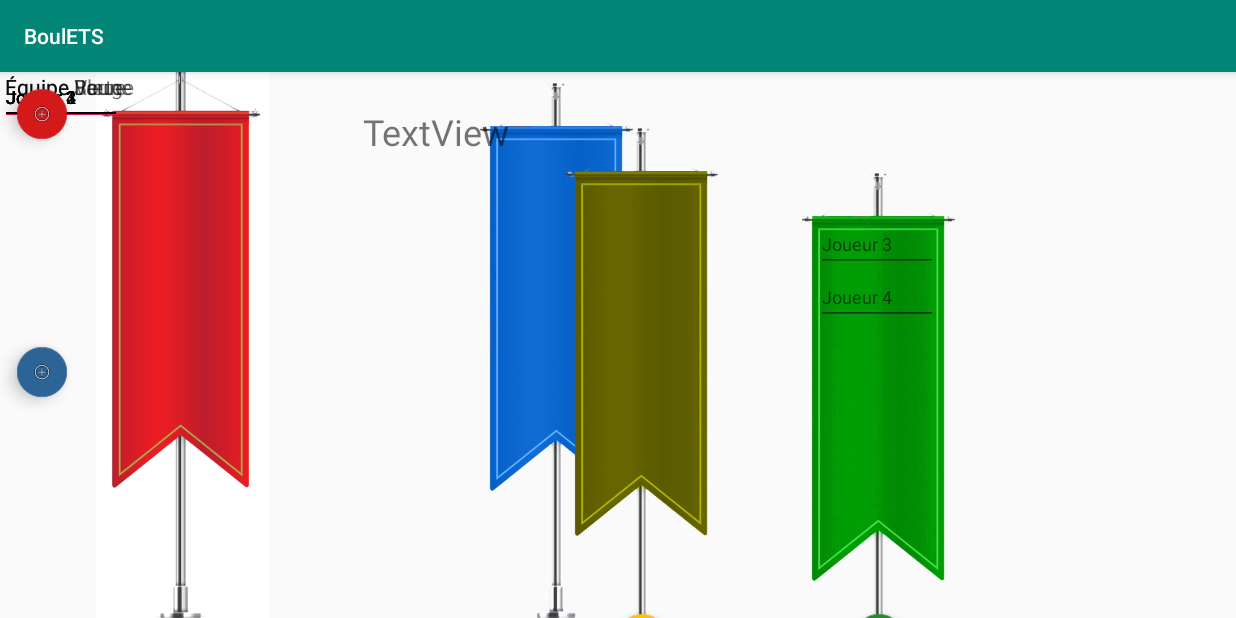
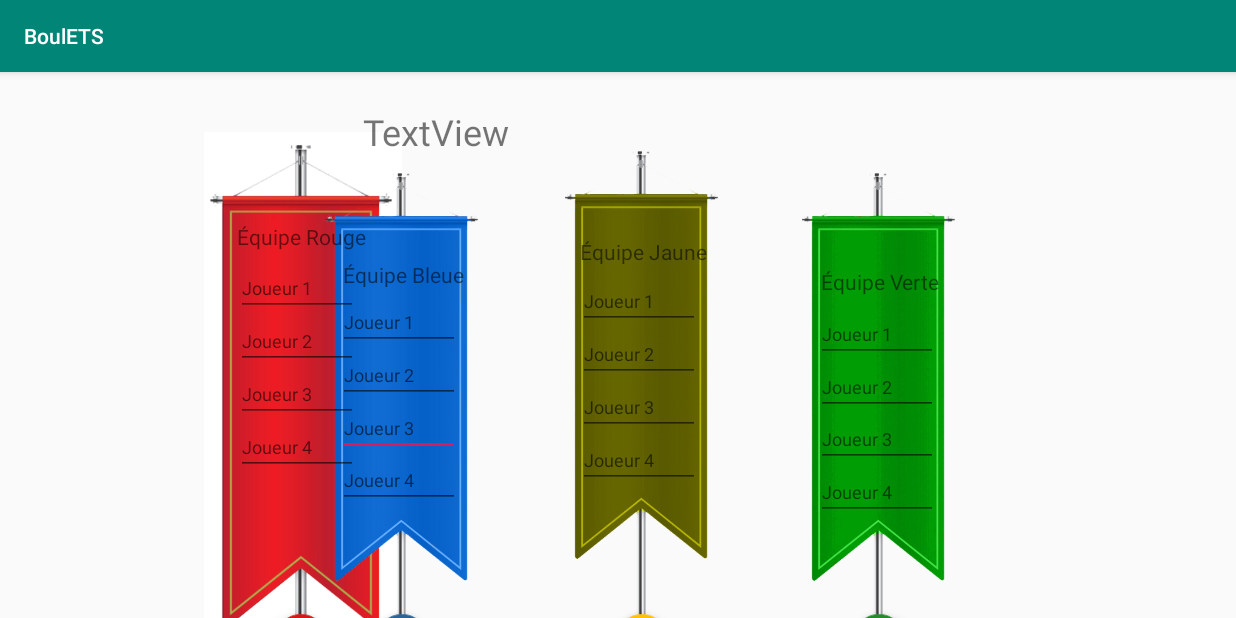
Before and after one commit to Wikst/La_BoulETS, an Android app: the CreationEquipe screen opened directly, with no data from a screen before it, on a phone screen of 824 x 412 dp (held sideways). Run offline under Robolectric (Android 15) with nearby library versions, the phone set to English and light mode, and no system bars.

Commit message:
Création équipe core constraints ok (à peaufiner)
Le tout est relativement fixé. Il faudrait toutefois le corriger complètement (esthétique) vers la fin du développement.

```diff
--- a/BoulETS/app/src/main/res/layout/activity_creation_equipe.xml
+++ b/BoulETS/app/src/main/res/layout/activity_creation_equipe.xml
@@ -16,7 +16,7 @@
         app:layout_constraintTop_toTopOf="parent" />
 
     <com.google.android.material.floatingactionbutton.FloatingActionButton
-        android:id="@+id/addYellow"
+        android:id="@+id/Jaune_Add"
         android:layout_width="wrap_content"
         android:layout_height="wrap_content"
         android:layout_marginStart="400dp"
@@ -31,35 +31,41 @@
         app:srcCompat="@android:drawable/ic_menu_add" />
 
     <ImageView
-        android:id="@+id/imageView"
-        android:layout_width="243dp"
-        android:layout_height="376dp"
+        android:id="@+id/Rouge_banner"
+        android:layout_width="185dp"
+        android:layout_height="431dp"
+        android:layout_marginTop="40dp"
+        android:layout_marginEnd="529dp"
+        android:layout_marginRight="529dp"
         android:layout_weight="1"
-        app:layout_constraintBottom_toBottomOf="parent"
-        app:layout_constraintStart_toStartOf="parent"
+        app:layout_constraintEnd_toEndOf="parent"
+        app:layout_constraintTop_toTopOf="parent"
         app:srcCompat="@drawable/red_banner_2" />
 
     <ImageView
-        android:id="@+id/imageView2"
+        android:id="@+id/Blue_banner"
         android:layout_width="wrap_content"
         android:layout_height="wrap_content"
-        app:layout_constraintStart_toEndOf="@+id/imageView"
-        app:srcCompat="@drawable/blue_banner_2_png"
-        tools:layout_editor_absoluteY="56dp" />
+        android:layout_marginStart="140dp"
+        android:layout_marginLeft="140dp"
+        android:layout_marginTop="60dp"
+        app:layout_constraintStart_toStartOf="@+id/pager"
+        app:layout_constraintTop_toTopOf="parent"
+        app:srcCompat="@drawable/blue_banner_2_png" />
 
     <ImageView
-        android:id="@+id/imageView2"
+        android:id="@+id/Jaune_banner"
         android:layout_width="wrap_content"
         android:layout_height="wrap_content"
         android:layout_marginStart="300dp"
         android:layout_marginLeft="300dp"
-        android:layout_marginTop="30dp"
+        android:layout_marginTop="45dp"
         app:layout_constraintStart_toStartOf="parent"
         app:layout_constraintTop_toTopOf="parent"
         app:srcCompat="@drawable/yellow_banner" />
 
     <ImageView
-        android:id="@+id/imageView2"
+        android:id="@+id/Vert_banner"
         android:layout_width="wrap_content"
         android:layout_height="wrap_content"
         android:layout_marginStart="458dp"
@@ -70,83 +76,104 @@
         app:srcCompat="@drawable/green_banner_2" />
 
     <com.google.android.material.floatingactionbutton.FloatingActionButton
-        android:id="@+id/floatingActionButton2"
+        android:id="@+id/Bleu_Add"
         android:layout_width="wrap_content"
         android:layout_height="wrap_content"
+        android:layout_marginStart="240dp"
+        android:layout_marginLeft="240dp"
+        android:layout_marginTop="350dp"
         android:clickable="true"
         android:scaleX="0.6"
         android:scaleY="0.6"
         app:backgroundTint="#2C6495"
-        app:layout_constraintBottom_toBottomOf="parent"
-        app:layout_constraintTop_toBottomOf="@+id/textInputEditText3"
-        app:srcCompat="@android:drawable/ic_menu_add"
-        tools:layout_editor_absoluteX="250dp" />
+        app:layout_constraintStart_toStartOf="parent"
+        app:layout_constraintTop_toTopOf="parent"
+        app:srcCompat="@android:drawable/ic_menu_add" />
 
 
     <com.google.android.material.floatingactionbutton.FloatingActionButton
-        android:id="@+id/floatingActionButton"
+        android:id="@+id/Rouge_Add"
         android:layout_width="wrap_content"
         android:layout_height="wrap_content"
+        android:layout_marginTop="350dp"
+        android:layout_marginEnd="595dp"
+        android:layout_marginRight="595dp"
         android:clickable="true"
         android:scaleX="0.6"
         android:scaleY="0.6"
         app:backgroundTint="#D31919"
-        app:srcCompat="@android:drawable/ic_menu_add"
-        tools:layout_editor_absoluteX="88dp"
-        tools:layout_editor_absoluteY="355dp" />
+        app:layout_constraintEnd_toEndOf="parent"
+        app:layout_constraintTop_toTopOf="parent"
+        app:srcCompat="@android:drawable/ic_menu_add" />
 
     <TextView
-        android:id="@+id/textView5"
+        android:id="@+id/Jaune_Team"
         android:layout_width="89dp"
         android:layout_height="18dp"
+        android:layout_marginStart="383dp"
+        android:layout_marginLeft="383dp"
+        android:layout_marginTop="110dp"
         android:text=" Équipe Jaune"
-        tools:layout_editor_absoluteX="382dp"
-        tools:layout_editor_absoluteY="120dp" />
+        app:layout_constraintStart_toStartOf="parent"
+        app:layout_constraintTop_toTopOf="parent" />
 
     <com.google.android.material.textfield.TextInputEditText
-        android:id="@+id/textInputEditText2"
+        android:id="@+id/Bleu_J3"
         android:layout_width="81dp"
         android:layout_height="35dp"
+        android:layout_marginStart="225dp"
+        android:layout_marginLeft="225dp"
+        android:layout_marginTop="77dp"
         android:hint="Joueur 3"
         android:textSize="12sp"
-        tools:layout_editor_absoluteX="232dp"
-        tools:layout_editor_absoluteY="220dp" />
+        app:layout_constraintStart_toStartOf="parent"
+        app:layout_constraintTop_toBottomOf="@+id/Bleu_Team" />
 
     <com.google.android.material.textfield.TextInputEditText
-        android:id="@+id/textInputEditText4"
+        android:id="@+id/Rouge_J3"
         android:layout_width="81dp"
         android:layout_height="35dp"
+        android:layout_marginEnd="585dp"
+        android:layout_marginRight="585dp"
         android:hint="Joueur 3"
         android:textSize="12sp"
-        tools:layout_editor_absoluteX="72dp"
-        tools:layout_editor_absoluteY="221dp" />
+        app:layout_constraintEnd_toEndOf="parent"
+        app:layout_constraintTop_toBottomOf="@+id/Rouge_J2" />
 
     <com.google.android.material.textfield.TextInputEditText
-        android:id="@+id/textInputEditText16"
+        android:id="@+id/Bleu_J1"
         android:layout_width="81dp"
         android:layout_height="35dp"
+        android:layout_marginStart="225dp"
+        android:layout_marginLeft="225dp"
+        android:layout_marginTop="150dp"
         android:hint="Joueur 1"
         android:textSize="12sp"
-        tools:layout_editor_absoluteX="232dp"
-        tools:layout_editor_absoluteY="150dp" />
+        app:layout_constraintStart_toStartOf="parent"
+        app:layout_constraintTop_toTopOf="parent" />
 
     <com.google.android.material.textfield.TextInputEditText
-        android:id="@+id/textInputEditText5"
+        android:id="@+id/Rouge_J4"
         android:layout_width="81dp"
         android:layout_height="35dp"
+        android:layout_marginEnd="585dp"
+        android:layout_marginRight="585dp"
         android:hint="Joueur 4"
         android:textSize="12sp"
-        tools:layout_editor_absoluteX="72dp"
-        tools:layout_editor_absoluteY="256dp" />
+        app:layout_constraintEnd_toEndOf="parent"
+        app:layout_constraintTop_toBottomOf="@+id/Rouge_J3" />
 
     <com.google.android.material.textfield.TextInputEditText
-        android:id="@+id/textInputEditText"
+        android:id="@+id/Bleu_J2"
         android:layout_width="81dp"
         android:layout_height="35dp"
+        android:layout_marginStart="225dp"
+        android:layout_marginLeft="225dp"
+        android:layout_marginTop="42dp"
         android:hint="Joueur 2"
         android:textSize="12sp"
-        tools:layout_editor_absoluteX="232dp"
-        tools:layout_editor_absoluteY="185dp" />
+        app:layout_constraintStart_toStartOf="parent"
+        app:layout_constraintTop_toBottomOf="@+id/Bleu_Team" />
 
     <com.google.android.material.textfield.TextInputEditText
         android:id="@+id/Vert_J4"
@@ -161,93 +188,121 @@
         app:layout_constraintTop_toBottomOf="@+id/Vert_Team" />
 
     <com.google.android.material.textfield.TextInputEditText
-        android:id="@+id/textInputEditText3"
+        android:id="@+id/Bleu_J4"
         android:layout_width="81dp"
         android:layout_height="35dp"
+        android:layout_marginStart="225dp"
+        android:layout_marginLeft="225dp"
+        android:layout_marginTop="112dp"
         android:hint="Joueur 4"
         android:textSize="12sp"
-        tools:layout_editor_absoluteX="232dp"
-        tools:layout_editor_absoluteY="255dp" />
+        app:layout_constraintStart_toStartOf="parent"
+        app:layout_constraintTop_toBottomOf="@+id/Bleu_Team" />
 
     <com.google.android.material.textfield.TextInputEditText
-        android:id="@+id/textInputEditText11"
+        android:id="@+id/Jaune_J4"
         android:layout_width="81dp"
         android:layout_height="35dp"
+        android:layout_marginStart="385dp"
+        android:layout_marginLeft="385dp"
         android:hint="Joueur 4"
         android:textSize="12sp"
-        tools:layout_editor_absoluteX="384dp"
-        tools:layout_editor_absoluteY="255dp" />
+        app:layout_constraintStart_toStartOf="parent"
+        app:layout_constraintTop_toBottomOf="@+id/Jaune_J3" />
 
     <TextView
-        android:id="@+id/textView4"
+        android:id="@+id/Rouge_Team"
         android:layout_width="95dp"
         android:layout_height="19dp"
+        android:layout_marginTop="100dp"
+        android:layout_marginEnd="574dp"
+        android:layout_marginRight="574dp"
         android:alpha="2"
         android:text=" Équipe Rouge"
-        tools:layout_editor_absoluteX="64dp"
-        tools:layout_editor_absoluteY="120dp" />
+        app:layout_constraintEnd_toEndOf="parent"
+        app:layout_constraintTop_toTopOf="parent" />
 
     <com.google.android.material.textfield.TextInputEditText
-        android:id="@+id/textInputEditText8"
+        android:id="@+id/Jaune_J3"
         android:layout_width="81dp"
         android:layout_height="35dp"
+        android:layout_marginStart="385dp"
+        android:layout_marginLeft="385dp"
         android:hint="Joueur 3"
         android:textSize="12sp"
-        tools:layout_editor_absoluteX="384dp"
-        tools:layout_editor_absoluteY="220dp" />
+        app:layout_constraintStart_toStartOf="parent"
+        app:layout_constraintTop_toBottomOf="@+id/Jaune_J2" />
 
     <TextView
         android:id="@+id/Vert_Team"
         android:layout_width="88dp"
         android:layout_height="20dp"
+        android:layout_marginStart="544dp"
+        android:layout_marginLeft="544dp"
+        android:layout_marginTop="130dp"
         android:text=" Équipe Verte"
-        tools:layout_editor_absoluteX="544dp"
-        tools:layout_editor_absoluteY="122dp" />
+        app:layout_constraintStart_toEndOf="@+id/Jaune_banner"
+        app:layout_constraintStart_toStartOf="parent"
+        app:layout_constraintTop_toTopOf="parent" />
 
     <com.google.android.material.textfield.TextInputEditText
-        android:id="@+id/textInputEditText7"
+        android:id="@+id/Rouge_J2"
         android:layout_width="81dp"
         android:layout_height="35dp"
+        android:layout_marginEnd="585dp"
+        android:layout_marginRight="585dp"
         android:hint="Joueur 2"
         android:textSize="12sp"
-        tools:layout_editor_absoluteX="72dp"
-        tools:layout_editor_absoluteY="186dp" />
+        app:layout_constraintEnd_toEndOf="parent"
+        app:layout_constraintTop_toBottomOf="@+id/Rouge_J1" />
 
     <com.google.android.material.textfield.TextInputEditText
-        android:id="@+id/textInputEditText9"
+        android:id="@+id/Jaune_J1"
         android:layout_width="81dp"
         android:layout_height="35dp"
+        android:layout_marginStart="385dp"
+        android:layout_marginLeft="385dp"
+        android:layout_marginTop="8dp"
         android:hint="Joueur 1"
         android:textSize="12sp"
-        tools:layout_editor_absoluteX="384dp"
-        tools:layout_editor_absoluteY="150dp" />
+        app:layout_constraintStart_toStartOf="parent"
+        app:layout_constraintTop_toBottomOf="@+id/Jaune_Team" />
 
     <com.google.android.material.textfield.TextInputEditText
-        android:id="@+id/textInputEditText6"
+        android:id="@+id/Rouge_J1"
         android:layout_width="81dp"
         android:layout_height="35dp"
+        android:layout_marginTop="8dp"
+        android:layout_marginEnd="585dp"
+        android:layout_marginRight="585dp"
         android:alpha="2"
         android:hint="Joueur 1"
         android:textSize="12sp"
-        tools:layout_editor_absoluteX="72dp"
-        tools:layout_editor_absoluteY="151dp" />
+        app:layout_constraintEnd_toEndOf="parent"
+        app:layout_constraintTop_toBottomOf="@+id/Rouge_Team" />
 
     <TextView
-        android:id="@+id/textView3"
+        android:id="@+id/Bleu_Team"
         android:layout_width="87dp"
         android:layout_height="18dp"
+        android:layout_marginStart="225dp"
+        android:layout_marginLeft="225dp"
+        android:layout_marginTop="125dp"
         android:text=" Équipe Bleue"
-        tools:layout_editor_absoluteX="223dp"
-        tools:layout_editor_absoluteY="120dp" />
+        app:layout_constraintStart_toStartOf="parent"
+        app:layout_constraintTop_toTopOf="parent" />
 
     <com.google.android.material.textfield.TextInputEditText
         android:id="@+id/Vert_J2"
         android:layout_width="81dp"
         android:layout_height="35dp"
+        android:layout_marginStart="544dp"
+        android:layout_marginLeft="544dp"
+        android:layout_marginTop="43dp"
         android:hint="Joueur 2"
         android:textSize="12sp"
-        tools:layout_editor_absoluteX="544dp"
-        tools:layout_editor_absoluteY="185dp" />
+        app:layout_constraintStart_toStartOf="parent"
+        app:layout_constraintTop_toBottomOf="@+id/Vert_Team" />
 
     <com.google.android.material.textfield.TextInputEditText
         android:id="@+id/Vert-J3"
@@ -265,19 +320,24 @@
         android:id="@+id/Vert_J1"
         android:layout_width="81dp"
         android:layout_height="35dp"
+        android:layout_marginStart="544dp"
+        android:layout_marginLeft="544dp"
+        android:layout_marginTop="8dp"
         android:hint="Joueur 1"
         android:textSize="12sp"
-        tools:layout_editor_absoluteX="544dp"
-        tools:layout_editor_absoluteY="150dp" />
+        app:layout_constraintStart_toStartOf="parent"
+        app:layout_constraintTop_toBottomOf="@+id/Vert_Team" />
 
     <com.google.android.material.textfield.TextInputEditText
-        android:id="@+id/textInputEditText10"
+        android:id="@+id/Jaune_J2"
         android:layout_width="81dp"
         android:layout_height="35dp"
+        android:layout_marginStart="385dp"
+        android:layout_marginLeft="385dp"
         android:hint="Joueur 2"
         android:textSize="12sp"
-        tools:layout_editor_absoluteX="384dp"
-        tools:layout_editor_absoluteY="185dp" />
+        app:layout_constraintStart_toStartOf="parent"
+        app:layout_constraintTop_toBottomOf="@+id/Jaune_J1" />
 
     <TextView
         android:id="@+id/textView"
@@ -302,7 +362,7 @@
     </com.google.android.material.textfield.TextInputLayout>
 
     <com.google.android.material.floatingactionbutton.FloatingActionButton
-        android:id="@+id/floatingActionButton3"
+        android:id="@+id/Vert_Add"
         android:layout_width="wrap_content"
         android:layout_height="wrap_content"
         android:layout_marginStart="558dp"
```
